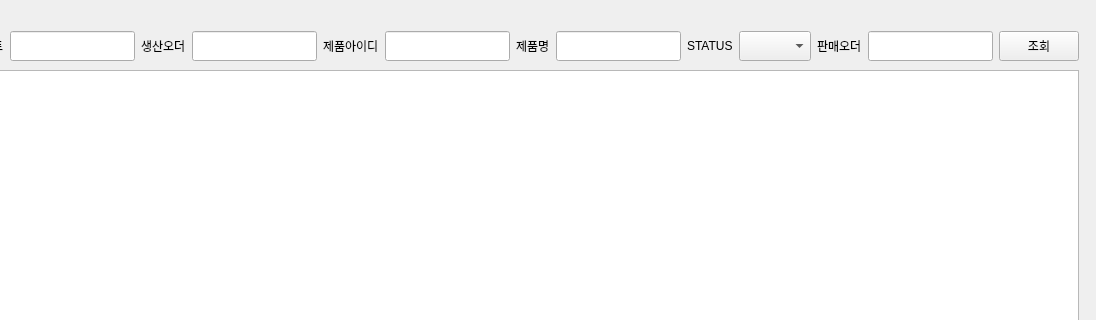
This is ui/prod_order_info.ui in RaineyLee/dooch_mes_v1.2 as Qt 5 draws it before an edit; both pictures show x 282 to 1378 and y 0 to 320 of the 1378 by 790 pixel window. The edited form follows.
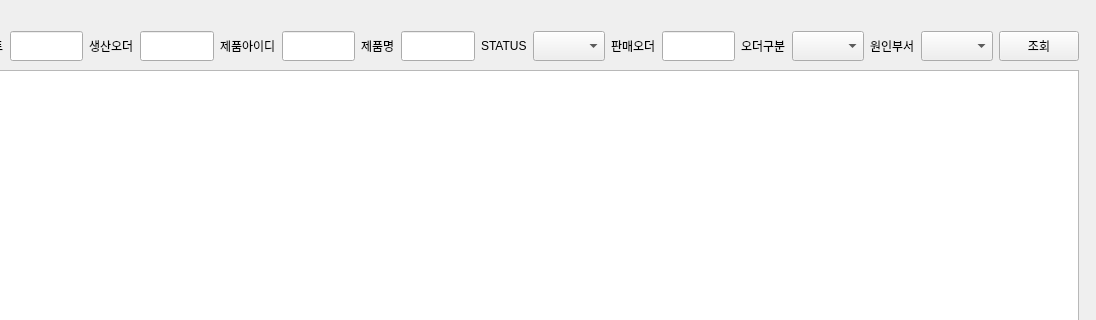
This is the edited form.

```diff
--- a/ui/prod_order_info.ui
+++ b/ui/prod_order_info.ui
@@ -248,6 +248,40 @@
       </property>
      </widget>
     </item>
+    <item>
+     <widget class="QLabel" name="label_15">
+      <property name="text">
+       <string>오더구분</string>
+      </property>
+     </widget>
+    </item>
+    <item>
+     <widget class="QComboBox" name="comb_order_type">
+      <property name="minimumSize">
+       <size>
+        <width>0</width>
+        <height>30</height>
+       </size>
+      </property>
+     </widget>
+    </item>
+    <item>
+     <widget class="QLabel" name="label_16">
+      <property name="text">
+       <string>원인부서</string>
+      </property>
+     </widget>
+    </item>
+    <item>
+     <widget class="QComboBox" name="comb_dept_origin">
+      <property name="minimumSize">
+       <size>
+        <width>0</width>
+        <height>30</height>
+       </size>
+      </property>
+     </widget>
+    </item>
     <item>
      <widget class="QPushButton" name="btn_search">
       <property name="minimumSize">
```
